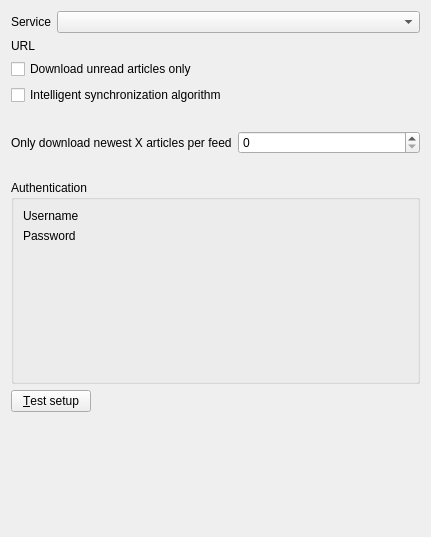
First picture: the form in src/librssguard/services/greader/gui/greaderaccountdetails.ui, repository martinrotter/rssguard, before the edit.
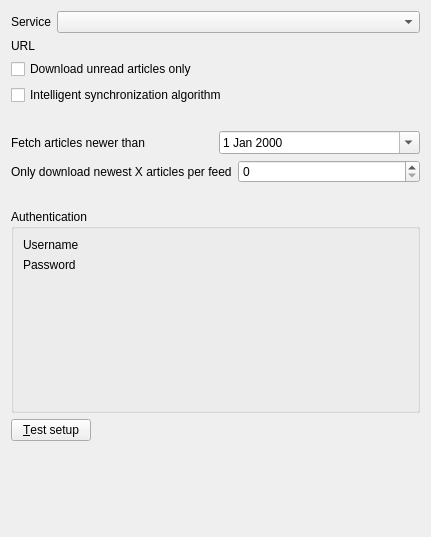
Second picture: the form after the edit. Custom widgets are drawn as their Qt base class.

What changed in the file:
```diff
--- a/src/librssguard/services/greader/gui/greaderaccountdetails.ui
+++ b/src/librssguard/services/greader/gui/greaderaccountdetails.ui
@@ -21,7 +21,7 @@
    <item row="0" column="1">
     <widget class="QComboBox" name="m_cmbService"/>
    </item>
-   <item row="2" column="0">
+   <item row="1" column="0">
     <widget class="QLabel" name="m_lblTitle">
      <property name="text">
       <string>URL</string>
@@ -31,31 +31,42 @@
      </property>
     </widget>
    </item>
-   <item row="2" column="1">
+   <item row="1" column="1">
     <widget class="LineEditWithStatus" name="m_txtUrl" native="true"/>
    </item>
-   <item row="4" column="0" colspan="2">
+   <item row="2" column="0" colspan="2">
     <widget class="QCheckBox" name="m_cbDownloadOnlyUnreadMessages">
      <property name="text">
       <string>Download unread articles only</string>
      </property>
     </widget>
    </item>
-   <item row="5" column="0" colspan="2">
+   <item row="3" column="0" colspan="2">
     <widget class="QCheckBox" name="m_cbNewAlgorithm">
      <property name="text">
       <string>Intelligent synchronization algorithm</string>
      </property>
     </widget>
    </item>
+   <item row="5" column="0" colspan="2">
+    <layout class="QHBoxLayout" name="horizontalLayout_3">
+     <item>
+      <widget class="QLabel" name="label">
+       <property name="text">
+        <string>Fetch articles newer than</string>
+       </property>
+      </widget>
+     </item>
+     <item>
+      <widget class="QDateEdit" name="m_dateNewerThan">
+       <property name="calendarPopup">
+        <bool>true</bool>
+       </property>
+      </widget>
+     </item>
+    </layout>
+   </item>
    <item row="6" column="0" colspan="2">
-    <widget class="QLabel" name="m_lblNewAlgorithm">
-     <property name="wordWrap">
-      <bool>true</bool>
-     </property>
-    </widget>
-   </item>
-   <item row="7" column="0" colspan="2">
     <layout class="QHBoxLayout" name="horizontalLayout">
      <item>
       <widget class="QLabel" name="m_lblLimitMessagesShort">
@@ -72,51 +83,7 @@
      </item>
     </layout>
    </item>
-   <item row="9" column="0" colspan="2">
-    <widget class="QLabel" name="m_lblLimitMessages">
-     <property name="wordWrap">
-      <bool>true</bool>
-     </property>
-    </widget>
-   </item>
-   <item row="13" column="0" colspan="2">
-    <layout class="QHBoxLayout" name="horizontalLayout_2">
-     <item>
-      <widget class="QPushButton" name="m_btnTestSetup">
-       <property name="text">
-        <string>&amp;Test setup</string>
-       </property>
-      </widget>
-     </item>
-     <item>
-      <widget class="LabelWithStatus" name="m_lblTestResult" native="true">
-       <property name="sizePolicy">
-        <sizepolicy hsizetype="Expanding" vsizetype="Preferred">
-         <horstretch>0</horstretch>
-         <verstretch>0</verstretch>
-        </sizepolicy>
-       </property>
-       <property name="layoutDirection">
-        <enum>Qt::RightToLeft</enum>
-       </property>
-      </widget>
-     </item>
-    </layout>
-   </item>
-   <item row="14" column="0" colspan="2">
-    <spacer name="verticalSpacer">
-     <property name="orientation">
-      <enum>Qt::Vertical</enum>
-     </property>
-     <property name="sizeHint" stdset="0">
-      <size>
-       <width>409</width>
-       <height>60</height>
-      </size>
-     </property>
-    </spacer>
-   </item>
-   <item row="10" column="0" colspan="2">
+   <item row="8" column="0" colspan="2">
     <widget class="QGroupBox" name="m_gbAuth">
      <property name="sizePolicy">
       <sizepolicy hsizetype="Preferred" vsizetype="Maximum">
@@ -308,6 +275,57 @@
      </layout>
     </widget>
    </item>
+   <item row="9" column="0" colspan="2">
+    <layout class="QHBoxLayout" name="horizontalLayout_2">
+     <item>
+      <widget class="QPushButton" name="m_btnTestSetup">
+       <property name="text">
+        <string>&amp;Test setup</string>
+       </property>
+      </widget>
+     </item>
+     <item>
+      <widget class="LabelWithStatus" name="m_lblTestResult" native="true">
+       <property name="sizePolicy">
+        <sizepolicy hsizetype="Expanding" vsizetype="Preferred">
+         <horstretch>0</horstretch>
+         <verstretch>0</verstretch>
+        </sizepolicy>
+       </property>
+       <property name="layoutDirection">
+        <enum>Qt::RightToLeft</enum>
+       </property>
+      </widget>
+     </item>
+    </layout>
+   </item>
+   <item row="10" column="0" colspan="2">
+    <spacer name="verticalSpacer">
+     <property name="orientation">
+      <enum>Qt::Vertical</enum>
+     </property>
+     <property name="sizeHint" stdset="0">
+      <size>
+       <width>409</width>
+       <height>60</height>
+      </size>
+     </property>
+    </spacer>
+   </item>
+   <item row="7" column="0" colspan="2">
+    <widget class="QLabel" name="m_lblLimitMessages">
+     <property name="wordWrap">
+      <bool>true</bool>
+     </property>
+    </widget>
+   </item>
+   <item row="4" column="0" colspan="2">
+    <widget class="QLabel" name="m_lblNewAlgorithm">
+     <property name="wordWrap">
+      <bool>true</bool>
+     </property>
+    </widget>
+   </item>
   </layout>
  </widget>
  <customwidgets>
```
